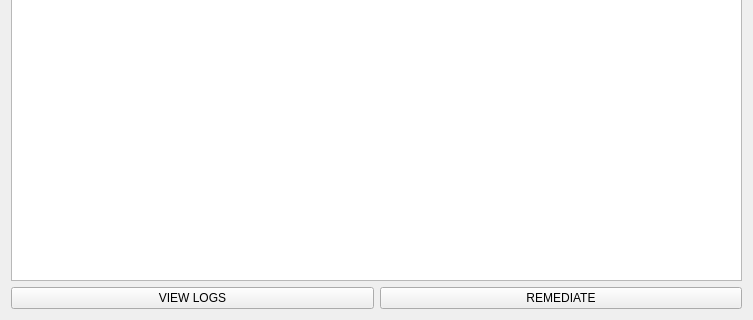
Before: the Qt Designer form audit_result_page.ui in h4636oh/EasyAudit_QT, drawn with Qt 5; both pictures show x 0 to 753 and y 343 to 663 of the 753 by 663 pixel window.
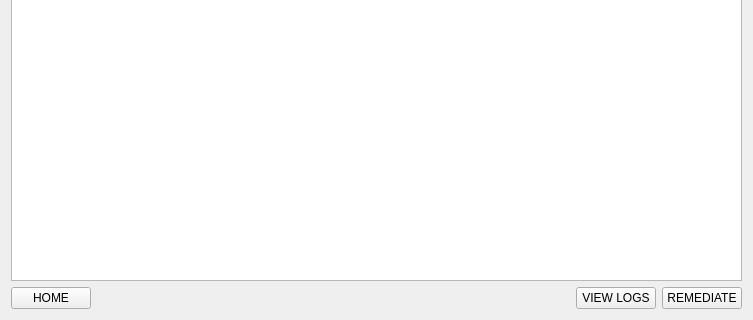
After: the same form once the commit is applied. Icons and pictures are not drawn.

Commit message: added home btn

The edit to the form file:
```diff
--- a/audit_result_page.ui
+++ b/audit_result_page.ui
@@ -70,6 +70,26 @@
    </item>
    <item>
     <layout class="QHBoxLayout" name="bar_bottom">
+     <item>
+      <widget class="QPushButton" name="home_btn">
+       <property name="text">
+        <string>HOME</string>
+       </property>
+      </widget>
+     </item>
+     <item>
+      <spacer name="horizontalSpacer">
+       <property name="orientation">
+        <enum>Qt::Orientation::Horizontal</enum>
+       </property>
+       <property name="sizeHint" stdset="0">
+        <size>
+         <width>40</width>
+         <height>20</height>
+        </size>
+       </property>
+      </spacer>
+     </item>
      <item>
       <widget class="QPushButton" name="view_logs_btn">
        <property name="text">
```
